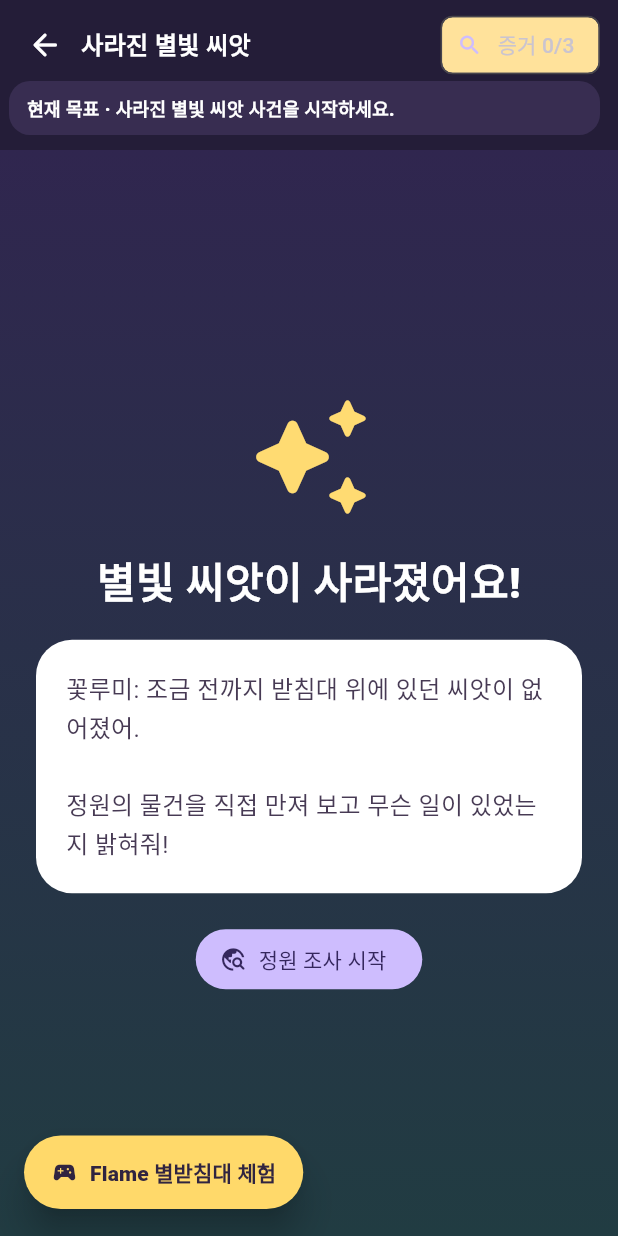
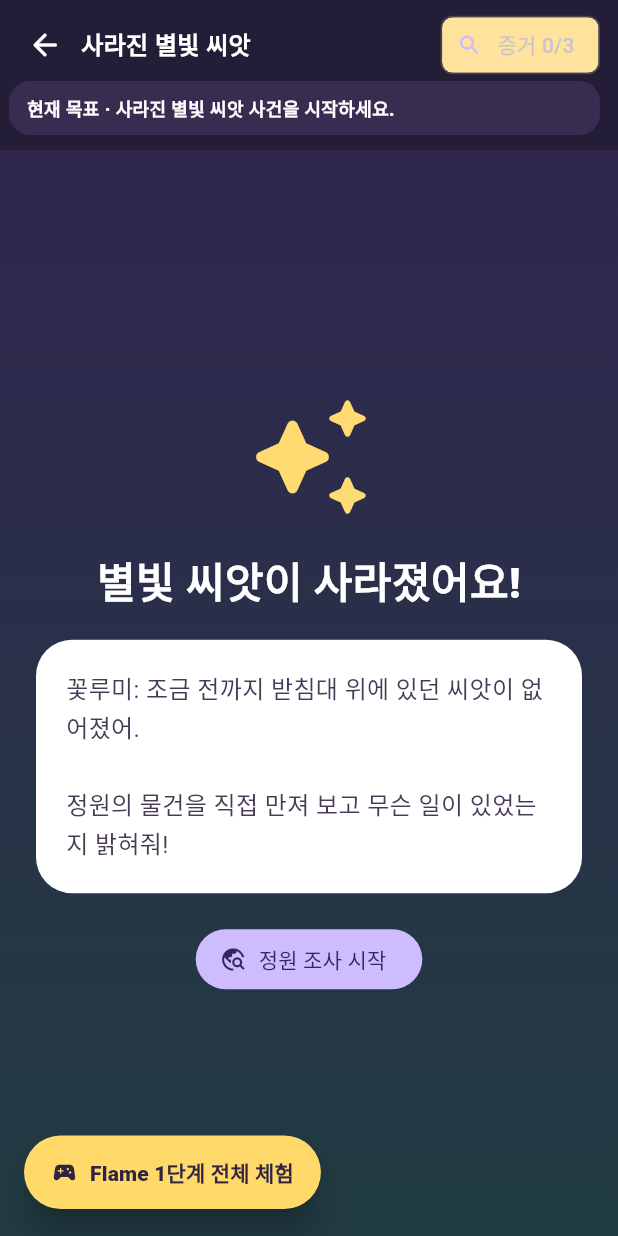
Before and after one commit to dudo011/Rumi, a Flutter app: the HomeScreen screen opened directly, after a tap on "사건 조사하기", on a phone screen of 412 x 824 dp. Run offline on Flutter 3.47's test engine with Material 3 defaults, Android fonts, the phone set to English and light mode, and no system bars; our stand-ins replace shared_preferences; missing offline and left inert: flame; accounts and stored records are empty.

Commit message:
feat: route Flame preview to complete episode one

```diff
--- a/lib/features/adventure/garden_exploration_screen.dart
+++ b/lib/features/adventure/garden_exploration_screen.dart
@@ -1,10 +1,9 @@
 import 'package:flutter/material.dart';
 
-import 'flame/pedestal_flame_prototype_screen.dart';
+import 'flame/episode_1_flame_screen.dart';
 import 'garden_mystery_v2_screen.dart';
 
-/// 기존 모험은 유지하면서 Flame 단일 장면 프로토타입을 비교 체험할 수 있게 한다.
-/// Flame 분석 오류 수정 후 CI와 웹 배포를 다시 실행한다.
+/// 기존 모험은 유지하면서 Flame 1단계 전체 체험판을 비교할 수 있게 한다.
 class GardenExplorationScreen extends StatelessWidget {
   const GardenExplorationScreen({required this.onContinue, super.key});
 
@@ -20,7 +19,7 @@ class GardenExplorationScreen extends StatelessWidget {
           bottom: 18,
           child: SafeArea(
             child: FilledButton.icon(
-              key: const Key('open-flame-pedestal-prototype'),
+              key: const Key('open-flame-episode-one'),
               style: FilledButton.styleFrom(
                 backgroundColor: const Color(0xFFFFD96A),
                 foregroundColor: const Color(0xFF302440),
@@ -30,13 +29,13 @@ class GardenExplorationScreen extends StatelessWidget {
               onPressed: () {
                 Navigator.of(context).push(
                   MaterialPageRoute<void>(
-                    builder: (_) => const PedestalFlamePrototypeScreen(),
+                    builder: (_) => const EpisodeOneFlameScreen(),
                   ),
                 );
               },
               icon: const Icon(Icons.sports_esports_rounded),
               label: const Text(
-                'Flame 별받침대 체험',
+                'Flame 1단계 전체 체험',
                 style: TextStyle(fontWeight: FontWeight.w900),
               ),
             ),
```
